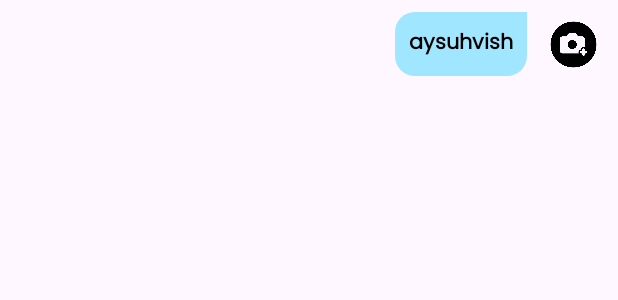
After one commit to coderajayanand/chatapplication, an Android app: the layout sender_layout.xml on its own in the app's theme, with its tools: preview values and no code run, on a phone screen of 412 x 824 dp. The commit adds this screen. Shown: the top 300 px of the screen. Run offline under Robolectric (Android 15) with nearby library versions, the phone set to English and light mode, and no system bars.

Commit message:
failed code, trying to copy paste now

```diff
--- /dev/null
+++ b/app/src/main/res/drawable/sender_shape.xml
@@ -0,0 +1,7 @@
+<?xml version="1.0" encoding="utf-8"?>
+<shape xmlns:android="http://schemas.android.com/apk/res/android">
+    <solid android:color="#a1e6ff"/>
+    <corners android:topLeftRadius="@dimen/_10sdp"
+        android:bottomRightRadius="@dimen/_10sdp"
+        android:bottomLeftRadius="@dimen/_10sdp"/>
+</shape>
--- a/app/src/main/res/layout/activity_chat_win.xml
+++ b/app/src/main/res/layout/activity_chat_win.xml
@@ -84,7 +84,7 @@
         </androidx.cardview.widget.CardView>
 
         <androidx.cardview.widget.CardView
-            android:id="@+id/sendbtnn"
+            android:id="@+id/sendButton"
             android:layout_width="@dimen/_35sdp"
             android:layout_height="@dimen/_35sdp"
             android:layout_marginTop="@dimen/_5sdp"
--- /dev/null
+++ b/app/src/main/res/layout/sender_layout.xml
@@ -0,0 +1,37 @@
+<?xml version="1.0" encoding="utf-8"?>
+<RelativeLayout xmlns:android="http://schemas.android.com/apk/res/android"
+    android:layout_width="match_parent"
+    android:layout_height="wrap_content">
+
+    <de.hdodenhof.circleimageview.CircleImageView
+        android:id="@+id/profilerggg"
+        android:layout_width="@dimen/_25sdp"
+        android:layout_height="@dimen/_25sdp"
+        android:layout_alignParentRight="true"
+        android:layout_centerVertical="true"
+        android:layout_marginStart="@dimen/_10sdp"
+        android:layout_marginLeft="@dimen/_10sdp"
+        android:layout_marginTop="@dimen/_10sdp"
+        android:layout_marginEnd="@dimen/_10sdp"
+        android:layout_marginRight="@dimen/_10sdp"
+        android:layout_marginBottom="@dimen/_10sdp"
+        android:src="@drawable/photocamera" />
+
+    <TextView
+        android:id="@+id/msgsendertyp"
+        android:layout_width="wrap_content"
+        android:layout_height="wrap_content"
+        android:layout_centerVertical="true"
+        android:layout_marginStart="@dimen/_5sdp"
+        android:layout_marginTop="@dimen/_5sdp"
+        android:layout_marginEnd="@dimen/_1sdp"
+        android:layout_marginBottom="@dimen/_5sdp"
+        android:layout_toLeftOf="@id/profilerggg"
+        android:background="@drawable/sender_shape"
+        android:fontFamily="@font/poppins_regular"
+        android:padding="@dimen/_7sdp"
+        android:text="aysuhvish"
+        android:textColor="@color/black"
+        android:textStyle="bold" />
+
+</RelativeLayout>
```
Also changed, not shown: app/src/main/java/com/example/as_chats/chatWin.java (+103 -0 lines), app/src/main/java/com/example/as_chats/messagesAdapter.java (added, +101 -0 lines), app/src/main/java/com/example/as_chats/msgModelClass.java (added, +40 -0 lines), app/src/main/res/drawable/reciver_shape.xml (added, +9 -0 lines), app/src/main/res/layout/receiver_lyout.xml (added, +35 -0 lines).
